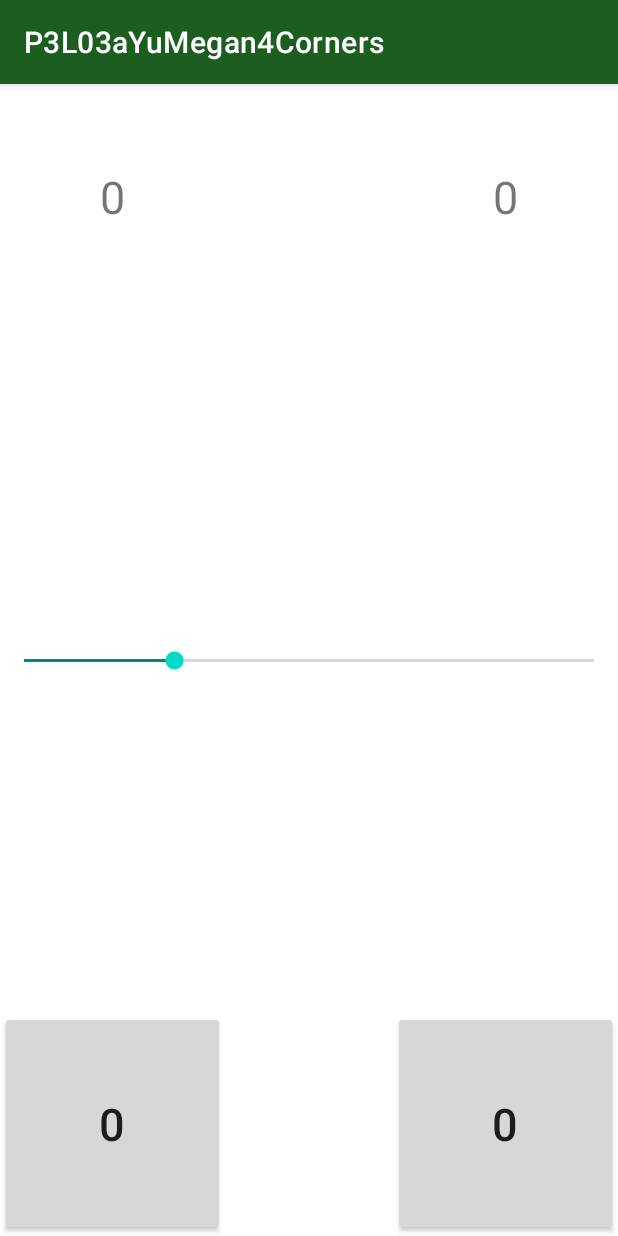
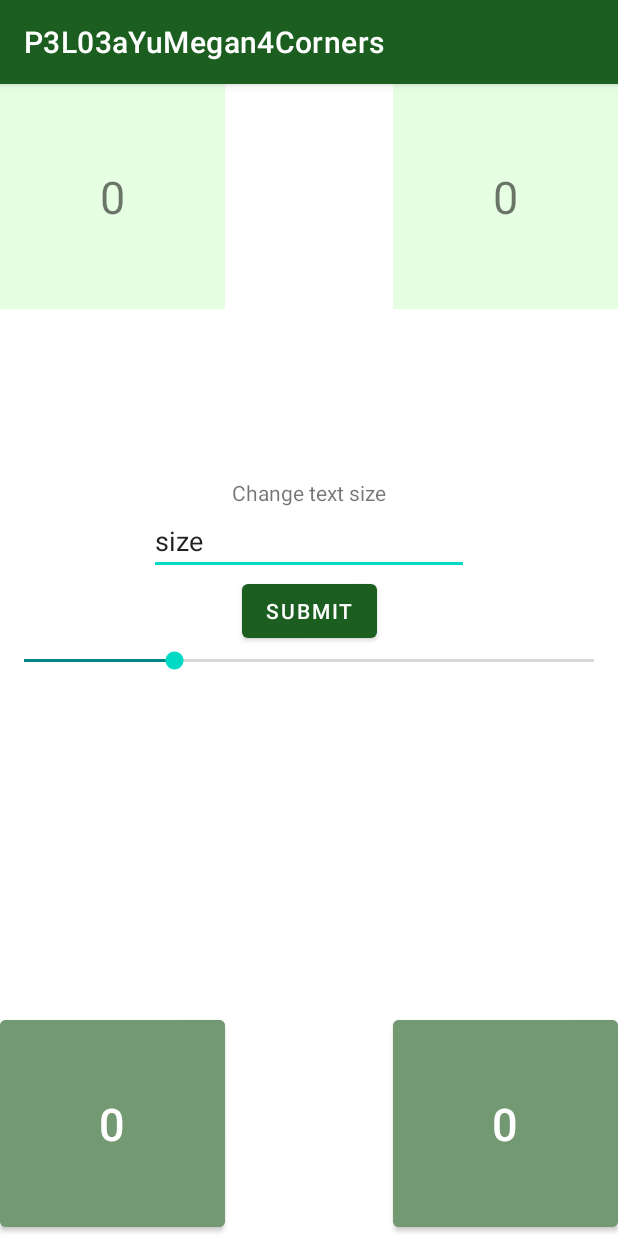
Before and after one commit to yumegan/P3L03aYuMegan4Corners, an Android app: the screen it shows after launch (MainActivity), on a phone screen of 412 x 824 dp. Run offline under Robolectric (Android 15) with nearby library versions, the phone set to English and light mode, and no system bars.

Commit message:
chnaged colors, started edit_size thing

```diff
--- a/app/src/main/java/com/example/p3l03ayumegan4corners/MainActivity.java
+++ b/app/src/main/java/com/example/p3l03ayumegan4corners/MainActivity.java
@@ -8,6 +8,7 @@ import android.graphics.Color;
 import android.os.Bundle;
 import android.view.View;
 import android.widget.Button;
+import android.widget.EditText;
 import android.widget.SeekBar;
 import android.widget.TextView;
 import android.widget.Toast;
@@ -26,6 +27,9 @@ public class MainActivity extends AppCompatActivity implements View.OnClickListe
     long startTime, clicks;
     float cps;
 
+    EditText input_size;
+    Button submit_btn;
+
     @Override
     protected void onCreate(Bundle savedInstanceState) {
         super.onCreate(savedInstanceState);
@@ -38,6 +42,9 @@ public class MainActivity extends AppCompatActivity implements View.OnClickListe
         seekBar = findViewById(R.id.seekbar);
         views = new TextView[]{tLeft, tRight, bLeft, bRight};
         layout = findViewById(R.id.activity_main_layout);
+
+        input_size = findViewById(R.id.input_size);
+        submit_btn = findViewById(R.id.submit_btn);
 
         tLeft.setOnClickListener(this);
         tRight.setOnClickListener(this);
@@ -71,7 +78,7 @@ public class MainActivity extends AppCompatActivity implements View.OnClickListe
                         for (TextView x:views){
                             x.setTextSize(lastProgress);
                         }
-                        Snackbar.make(layout, "Font Size Reverte Back To " + lastProgress + "sp", Snackbar.LENGTH_LONG);
+                        Snackbar.make(layout, "Font Size Reverted Back To " + lastProgress + "sp", Snackbar.LENGTH_LONG);
                     }
                 });
                 snackbar.setActionTextColor(Color.BLUE);
@@ -119,4 +126,10 @@ public class MainActivity extends AppCompatActivity implements View.OnClickListe
         super.onResume();
         setInitialValues();
     }
+
+    public void submitSize(View view) {
+        double new_size = Double.parseDouble(String.valueOf(input_size.getText()));
+        // change size of text in textviews
+        // change location of snackbar
+    }
 }
--- a/app/src/main/res/layout/activity_main.xml
+++ b/app/src/main/res/layout/activity_main.xml
@@ -15,6 +15,8 @@
         android:tag="topLeft"
         android:textSize="@dimen/textsize"
         android:gravity="center"
+
+        android:background="@color/green_light"
         app:layout_constraintLeft_toLeftOf="parent"
         app:layout_constraintTop_toTopOf="parent" />
     <TextView
@@ -25,24 +27,27 @@
         android:tag="topRight"
         android:textSize="@dimen/textsize"
         android:gravity="center"
+        android:background="@color/green_light"
         app:layout_constraintRight_toRightOf="parent"
         app:layout_constraintTop_toTopOf="parent" />
-    <androidx.appcompat.widget.AppCompatButton
+    <Button
         android:id="@+id/bottomleft_button"
         android:layout_width="@dimen/length"
         android:layout_height="@dimen/length"
         android:text = "0"
         android:tag="bottomLeft"
         android:textSize="@dimen/textsize"
+        android:backgroundTint="@color/green_mid"
         app:layout_constraintBottom_toBottomOf="parent"
         app:layout_constraintLeft_toLeftOf="parent"/>
-    <androidx.appcompat.widget.AppCompatButton
+    <Button
         android:id="@+id/bottomright_button"
         android:layout_width="@dimen/length"
         android:layout_height="@dimen/length"
         android:text = "0"
         android:tag="bottomRight"
         android:textSize="@dimen/textsize"
+        android:backgroundTint="@color/green_mid"
         app:layout_constraintBottom_toBottomOf="parent"
         app:layout_constraintRight_toRightOf="parent"/>
     <SeekBar
@@ -58,4 +63,33 @@
         app:layout_constraintLeft_toLeftOf="parent"
         app:layout_constraintRight_toRightOf="parent"/>
 
+    <Button
+        android:id="@+id/submit_btn"
+        android:layout_width="wrap_content"
+        android:layout_height="wrap_content"
+        android:text="@string/submit"
+        android:onClick="submitSize"
+        app:layout_constraintBottom_toTopOf="@+id/seekbar"
+        app:layout_constraintEnd_toEndOf="parent"
+        app:layout_constraintStart_toStartOf="parent" />
+
+    <EditText
+        android:id="@+id/input_size"
+        android:layout_width="wrap_content"
+        android:layout_height="wrap_content"
+        android:ems="10"
+        android:text="@string/size"
+        app:layout_constraintBottom_toTopOf="@+id/submit_btn"
+        app:layout_constraintEnd_toEndOf="parent"
+        app:layout_constraintStart_toStartOf="parent" />
+
+    <TextView
+        android:id="@+id/input_size_label"
+        android:layout_width="wrap_content"
+        android:layout_height="wrap_content"
+        android:text="@string/change_text_size"
+        app:layout_constraintBottom_toTopOf="@+id/input_size"
+        app:layout_constraintEnd_toEndOf="parent"
+        app:layout_constraintStart_toStartOf="parent" />
+
 </androidx.constraintlayout.widget.ConstraintLayout>
--- a/app/src/main/res/values/colors.xml
+++ b/app/src/main/res/values/colors.xml
@@ -10,6 +10,6 @@
 
     <color name="green">#1B5E20</color>
     <color name="green_dark">#003300</color>
-    <color name="green_mid"></color>
+    <color name="green_mid">#739972</color>
     <color name="green_light">#E6FFE3</color>
 </resources>
--- a/app/src/main/res/values/strings.xml
+++ b/app/src/main/res/values/strings.xml
@@ -1,3 +1,6 @@
 <resources>
     <string name="app_name">P3L03aYuMegan4Corners</string>
+    <string name="size">size</string>
+    <string name="change_text_size">Change text size</string>
+    <string name="submit">submit</string>
 </resources>
--- a/build.gradle
+++ b/build.gradle
@@ -5,7 +5,7 @@ buildscript {
         mavenCentral()
     }
     dependencies {
-        classpath "com.android.tools.build:gradle:7.0.1"
+        classpath 'com.android.tools.build:gradle:7.0.3'
 
         // NOTE: Do not place your application dependencies here; they belong
         // in the individual module build.gradle files
```
